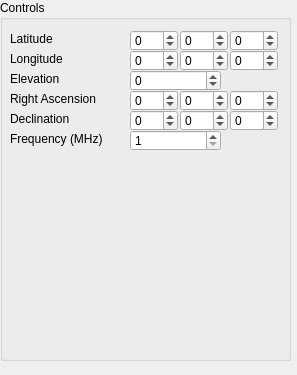
ahp-electronics/xc-gui, file inputs.ui: the form before one commit.
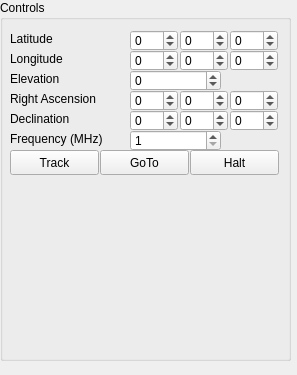
The form after the commit.

Diff of the .ui file:
```diff
--- a/inputs.ui
+++ b/inputs.ui
@@ -67,9 +67,9 @@
     <property name="geometry">
      <rect>
       <x>10</x>
-      <y>160</y>
+      <y>190</y>
       <width>261</width>
-      <height>191</height>
+      <height>161</height>
      </rect>
     </property>
     <property name="text">
@@ -346,6 +346,45 @@
      <number>60</number>
     </property>
    </widget>
+   <widget class="QPushButton" name="Track">
+    <property name="geometry">
+     <rect>
+      <x>10</x>
+      <y>150</y>
+      <width>89</width>
+      <height>25</height>
+     </rect>
+    </property>
+    <property name="text">
+     <string>Track</string>
+    </property>
+   </widget>
+   <widget class="QPushButton" name="Goto">
+    <property name="geometry">
+     <rect>
+      <x>100</x>
+      <y>150</y>
+      <width>89</width>
+      <height>25</height>
+     </rect>
+    </property>
+    <property name="text">
+     <string>GoTo</string>
+    </property>
+   </widget>
+   <widget class="QPushButton" name="Halt">
+    <property name="geometry">
+     <rect>
+      <x>190</x>
+      <y>150</y>
+      <width>89</width>
+      <height>25</height>
+     </rect>
+    </property>
+    <property name="text">
+     <string>Halt</string>
+    </property>
+   </widget>
   </widget>
  </widget>
  <resources/>
```
